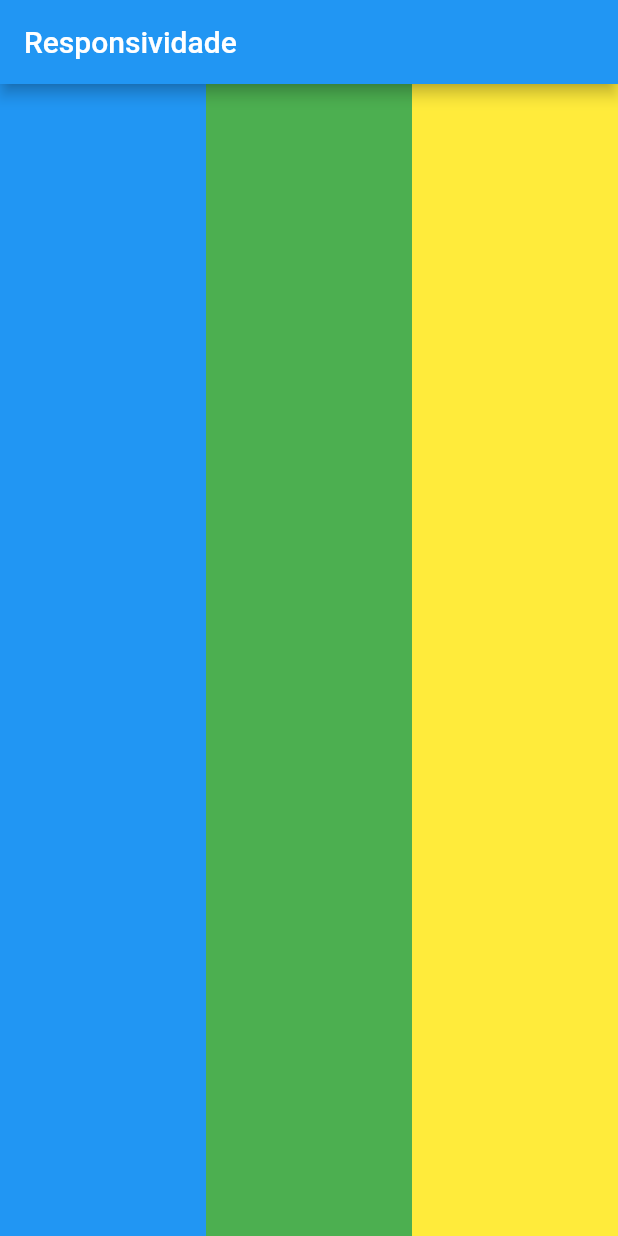
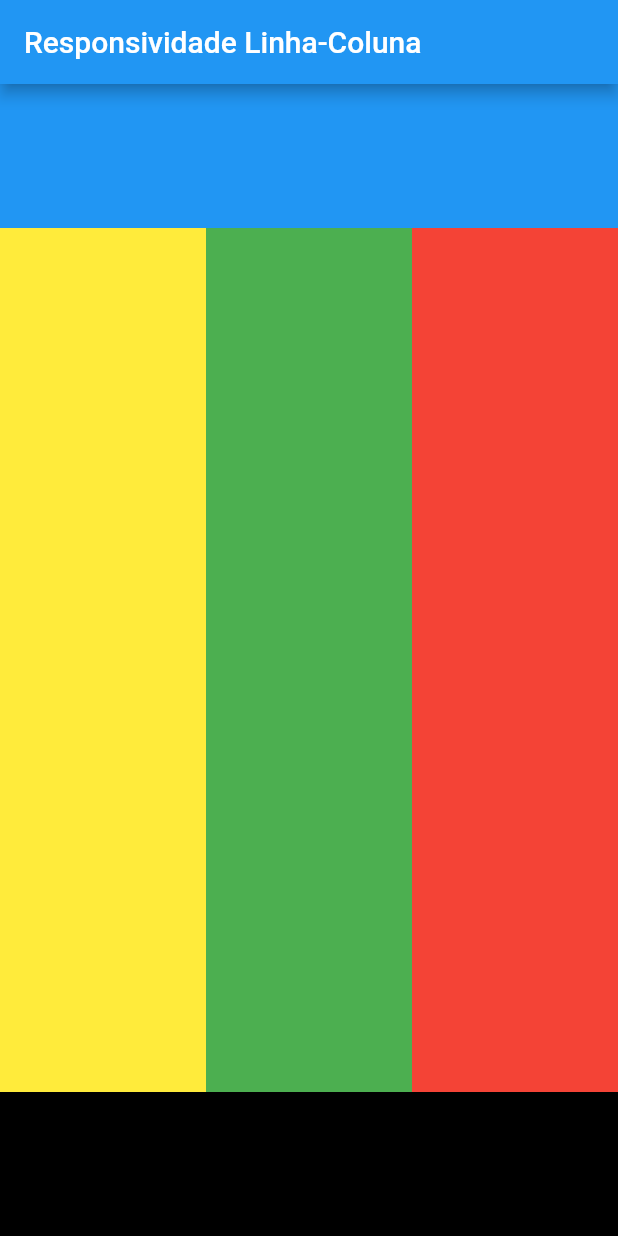
Before and after one commit to da0hn/ramona-flutter-store, a Flutter app: the screen it shows after launch, on a phone screen of 412 x 824 dp. Run offline on Flutter 3.47's test engine with Material 2 defaults, Android fonts, the light colour scheme and no system bars.

Commit message:
feat: example of responsive UI using `Expanded` widget

```diff
--- a/lib/main.dart
+++ b/lib/main.dart
@@ -1,12 +1,12 @@
 import 'package:flutter/material.dart';
-import 'package:ramona_store/responsiveness_media_query.dart';
+import 'package:ramona_store/responsiveness_row_column.dart';
 
 void main() {
   runApp(
     const MaterialApp(
       title: 'Ramona Store',
       debugShowCheckedModeBanner: false,
-      home: ResponsivenessMediaQuery(),
+      home: ResponsivenessRowColumn(),
     ),
   );
 }
--- /dev/null
+++ b/lib/responsiveness_row_column.dart
@@ -0,0 +1,55 @@
+import 'package:flutter/material.dart';
+
+class ResponsivenessRowColumn extends StatelessWidget {
+  const ResponsivenessRowColumn({Key? key}) : super(key: key);
+
+  @override
+  Widget build(BuildContext context) {
+    return Scaffold(
+      appBar: AppBar(
+        title: const Text('Responsividade Linha-Coluna'),
+      ),
+      body: Column(
+        children: [
+          Expanded(
+            flex: 1,
+            child: Container(
+              color: Colors.blue,
+            ),
+          ),
+          Expanded(
+            flex: 6,
+            child: Row(
+              children: [
+                Expanded(
+                  flex: 1,
+                  child: Container(
+                    color: Colors.yellow,
+                  ),
+                ),
+                Expanded(
+                  flex: 1,
+                  child: Container(
+                    color: Colors.green,
+                  ),
+                ),
+                Expanded(
+                  flex: 1,
+                  child: Container(
+                    color: Colors.red,
+                  ),
+                ),
+              ],
+            ),
+          ),
+          Expanded(
+            flex: 1,
+            child: Container(
+              color: Colors.black,
+            ),
+          )
+        ],
+      ),
+    );
+  }
+}
```
